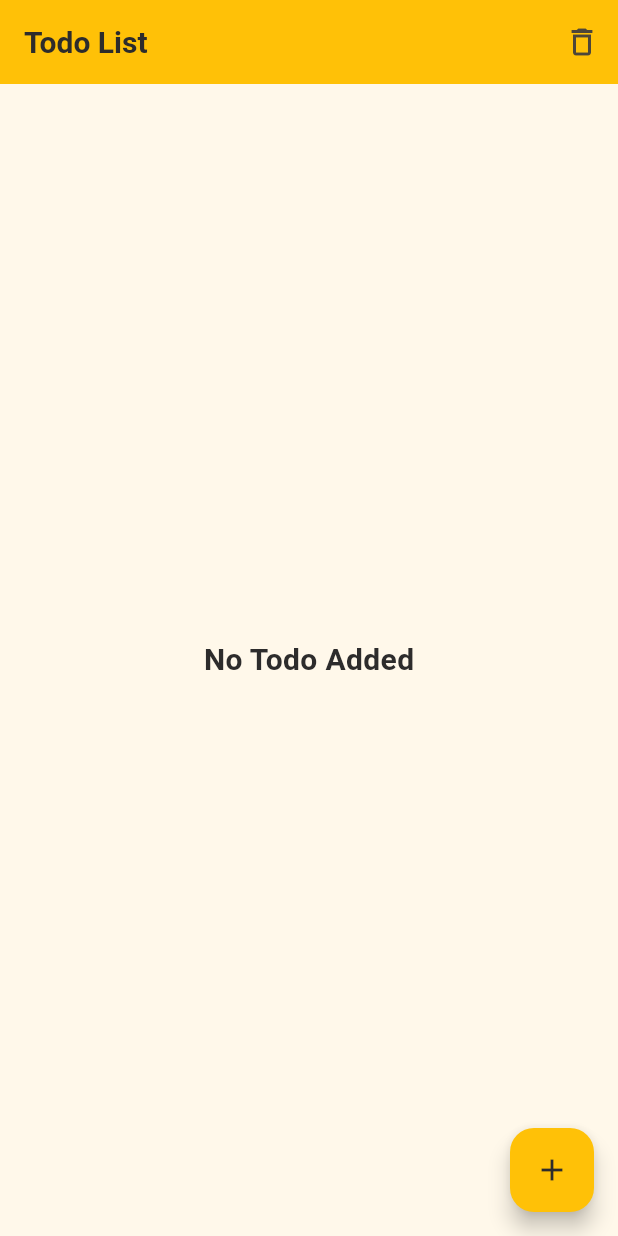
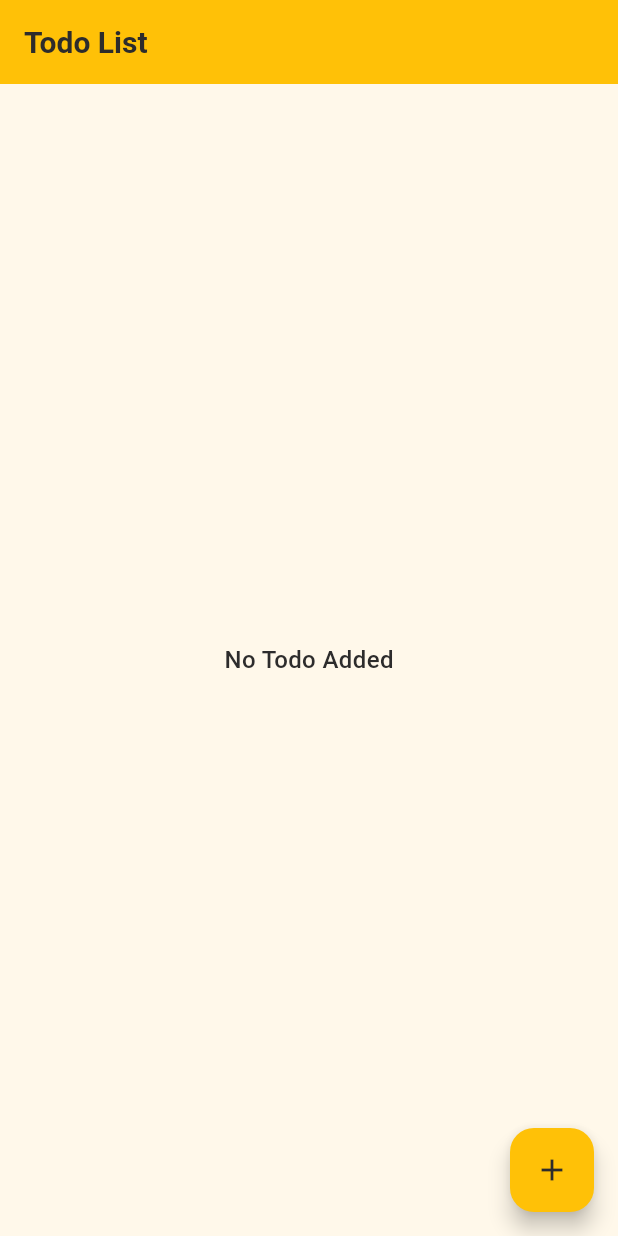
Before and after one commit to DivyanshuKhattar/todo, a Flutter app: the screen it shows after launch, on a phone screen of 412 x 824 dp. Run offline on Flutter 3.47's test engine with Material 3 defaults, Android fonts, the phone set to English and light mode, and no system bars; our stand-ins replace flutter_riverpod, isar; accounts and stored records are empty; generated files the repository leaves out were written again.

Commit message:
Commit after completing the Todo assignment app

```diff
--- a/lib/main.dart
+++ b/lib/main.dart
@@ -1,7 +1,6 @@
 import 'package:assignments/commons_functions/common_functions.dart';
 import 'package:assignments/database_helper/local_list_helper.dart';
-import 'package:assignments/resources/app_colors.dart';
-import 'package:assignments/resources/global_context_service.dart';
+import 'package:assignments/resources/styling/app_colors.dart';
 import 'package:assignments/utils/routes.dart';
 import 'package:flutter/material.dart';
 import 'package:flutter/services.dart';
@@ -47,7 +46,6 @@ class MyApp extends StatelessWidget {
       ),
       initialRoute: '/todo_screen',
       routes: namedRoutes,
-      navigatorKey: NavigationService.navigatorKey,
     );
   }
 }
--- a/lib/resources/app_text_style.dart
+++ /dev/null
@@ -1,21 +0,0 @@
-import 'package:assignments/resources/app_colors.dart';
-import 'package:flutter/material.dart';
-
-class AppTextStyle {
-/*
-Note:
-  Small = fontWeight.300
-  Regular = fontWeight.400
-  Normal = fontWeight.500
-  SemiBold = fontWeight.600
-  Bold = fontWeight.700
-*/
-
-  /// ************************ [20 pixel text] *************************
-  // 20 semi bold black text style
-  static const twentyNormalBlackText = TextStyle(
-    fontWeight: FontWeight.w600,
-    fontSize: 20,
-    color: AppColors.black,
-  );
-}
--- a/lib/resources/custom_toast_message.dart
+++ b/lib/resources/custom_toast_message.dart
@@ -8,7 +8,7 @@ class CustomToast {
       SnackBar(
         content: Text(msg),
         duration: const Duration(seconds: 2),
-        behavior: SnackBarBehavior.floating,
+        behavior: SnackBarBehavior.fixed,
       ),
     );
   }
--- a/lib/resources/global_context_service.dart
+++ /dev/null
@@ -1,5 +0,0 @@
-import 'package:flutter/material.dart';
-
-class NavigationService {
-  static GlobalKey<NavigatorState> navigatorKey = GlobalKey<NavigatorState>();
-}
--- a/lib/resources/app_colors.dart
+++ b/lib/resources/styling/app_colors.dart
@@ -4,4 +4,7 @@ class AppColors {
   static const Color appBackgroundColor = Color(0xffFFF8EA);
   static const Color black = Color(0xFF2D2C2C);
   static const Color amber = Colors.amber;
+  static const Color green = Colors.green;
+  static const Color grey = Colors.grey;
+  static Color lightGrey = Colors.grey.withOpacity(0.4);
 }
--- /dev/null
+++ b/lib/resources/styling/app_text_style.dart
@@ -0,0 +1,37 @@
+import 'package:assignments/resources/styling/app_colors.dart';
+import 'package:flutter/material.dart';
+
+class AppTextStyle {
+/*
+Note:
+  Small = fontWeight.300
+  Regular = fontWeight.400
+  Normal = fontWeight.500
+  SemiBold = fontWeight.600
+  Bold = fontWeight.700
+*/
+
+  /// ************************ [16 pixel text] *************************
+  // 16 normal black text style
+  static const sixteenNormalBlackText = TextStyle(
+    fontWeight: FontWeight.w500,
+    fontSize: 16,
+    color: AppColors.black,
+  );
+
+  // 16 normal line through grey text style
+  static const sixteenNormalLineThroughGreyText = TextStyle(
+    fontWeight: FontWeight.w500,
+    fontSize: 16,
+    color: AppColors.grey,
+    decoration: TextDecoration.lineThrough,
+  );
+
+  /// ************************ [20 pixel text] *************************
+  // 20 semi bold black text style
+  static const twentySemiBoldBlackText = TextStyle(
+    fontWeight: FontWeight.w600,
+    fontSize: 20,
+    color: AppColors.black,
+  );
+}
--- a/lib/screens/todo_list_page.dart
+++ b/lib/screens/todo_list_page.dart
@@ -1,6 +1,8 @@
 import 'package:assignments/models/database_models/local_list.dart';
-import 'package:assignments/resources/app_colors.dart';
-import 'package:assignments/resources/app_text_style.dart';
+import 'package:assignments/resources/custom_toast_message.dart';
+import 'package:assignments/resources/styling/app_colors.dart';
+import 'package:assignments/resources/styling/app_text_style.dart';
+import 'package:assignments/resources/styling/global_device_size.dart';
 import 'package:assignments/utils/riverpod_utils/all_riverpod_providers.dart';
 import 'package:flutter/material.dart';
 import 'package:flutter_riverpod/flutter_riverpod.dart';
@@ -22,27 +24,33 @@ class _TodoListPageState extends ConsumerState<TodoListPage> {
         appBar: AppBar(
           title: const Text(
             'Todo List',
-            style: AppTextStyle.twentyNormalBlackText,
+            style: AppTextStyle.twentySemiBoldBlackText,
           ),
           backgroundColor: AppColors.amber,
           actions: [
-            IconButton(
-              onPressed: () async {
-                await todoListNotifier.clearTodos();
-              },
-              icon: const Icon(Icons.delete_outline),
-            ),
+            if (todoList.isNotEmpty)
+              IconButton(
+                onPressed: () async {
+                  await todoListNotifier.clearTodos().then((value) {
+                    CustomToast.toastMessage(context, "All Todos Cleared!");
+                  });
+                },
+                icon: const Icon(Icons.delete_outline),
+              ),
           ],
         ),
         body: todoList.isEmpty
             ? const Center(
                 child: Text(
                   'No Todo Added',
-                  style: AppTextStyle.twentyNormalBlackText,
+                  style: AppTextStyle.sixteenNormalBlackText,
                 ),
               )
-            : ListView.builder(
+            : ListView.separated(
+                physics: const BouncingScrollPhysics(),
+                padding: EdgeInsets.symmetric(horizontal: DeviceSize.height(context) * 0.015, vertical: DeviceSize.height(context) * 0.02),
                 itemCount: todoList.length,
+                separatorBuilder: (context, index) => SizedBox(height: DeviceSize.height(context) * 0.015),
                 itemBuilder: (context, index) {
                   final data = todoList[index];
                   return ListTile(
@@ -52,18 +60,30 @@ class _TodoListPageState extends ConsumerState<TodoListPage> {
                         updateTodo.isCompleted = !data.isCompleted!;
                         await todoListNotifier.updateTodo(data.id, updateTodo);
                       },
-                      icon: const Icon(Icons.check_circle_outline),
+                      icon: Icon(
+                        data.isCompleted! ? Icons.check_box : Icons.check_box_outline_blank,
+                        color: data.isCompleted! ? AppColors.green : AppColors.grey,
+                      ),
                     ),
                     title: Text(
                       data.title!,
-                      style: AppTextStyle.twentyNormalBlackText,
+                      style: data.isCompleted! ? AppTextStyle.sixteenNormalLineThroughGreyText : AppTextStyle.sixteenNormalBlackText,
                     ),
                     trailing: IconButton(
-                      icon: const Icon(Icons.delete_outline),
+                      icon: const Icon(
+                        Icons.delete_outline,
+                        color: Colors.redAccent,
+                      ),
                       onPressed: () async {
                         await todoListNotifier.deleteTodo(data.id);
                       },
                     ),
+                    horizontalTitleGap: 6,
+                    contentPadding: EdgeInsets.zero,
+                    shape: RoundedRectangleBorder(
+                      borderRadius: BorderRadius.circular(8),
+                    ),
+                    tileColor: AppColors.lightGrey.withOpacity(0.1),
                   );
                 },
               ),
@@ -91,6 +111,10 @@ class _TodoListPageState extends ConsumerState<TodoListPage> {
                     ElevatedButton(
                       child: const Text("Submit"),
                       onPressed: () async {
+                        if (titleController.text.trim().isEmpty) {
+                          CustomToast.toastMessage(context, "Please enter title");
+                          return;
+                        }
                         String title = titleController.text.trim();
                         LocalIsarModel newTodo = LocalIsarModel();
                         newTodo.title = title;
```
Also changed, not shown: lib/commons_functions/common_functions.dart (+0 -54 lines), lib/resources/styling/global_device_size.dart (added, +13 -0 lines), 1 other file.
